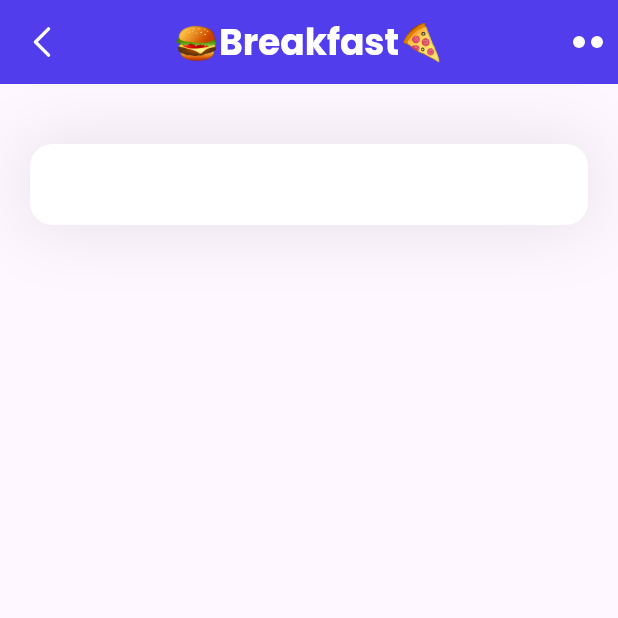
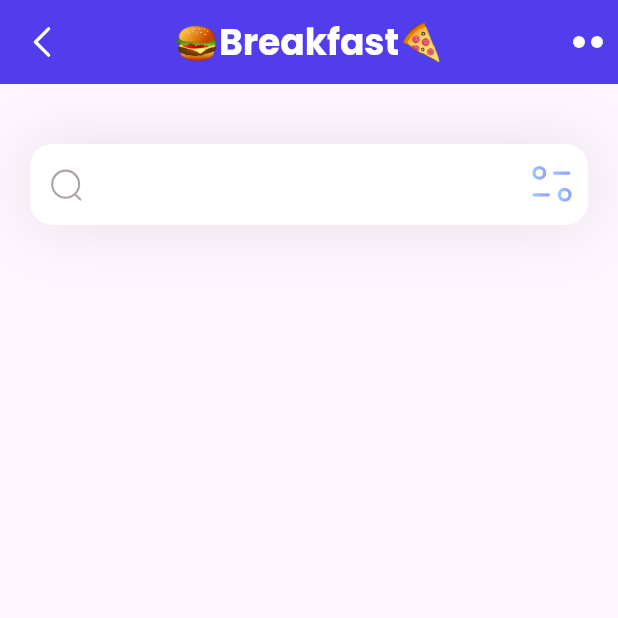
Before and after one commit to AurelioAlfons/food_app, a Flutter app: the screen it shows after launch, on a phone screen of 412 x 824 dp, the top half of it. Run offline on Flutter 3.47's test engine with Material 3 defaults, Android fonts, the phone set to English and light mode, and no system bars; our stand-ins replace flutter_svg.

Commit message:
Add the icons in the search bar

```diff
--- a/lib/pages/home.dart
+++ b/lib/pages/home.dart
@@ -23,11 +23,22 @@ class HomePage extends StatelessWidget {
                   blurRadius: 40,
                   spreadRadius: 0.0)
             ]),
+            // Text Field
             child: TextField(
               decoration: InputDecoration(
                   filled: true,
                   fillColor: Colors.white,
                   contentPadding: const EdgeInsets.all(15),
+                  // Left Icon
+                  prefixIcon: Padding(
+                    padding: const EdgeInsets.all(12),
+                    child: SvgPicture.asset('assets/icons/Search.svg'),
+                  ),
+                  // Right Icon
+                  suffixIcon: Padding(
+                    padding: const EdgeInsets.all(6),
+                    child: SvgPicture.asset('assets/icons/Filter.svg'),
+                  ),
                   border: OutlineInputBorder(
                     borderRadius: BorderRadius.circular(15),
                     borderSide: BorderSide.none,
```
